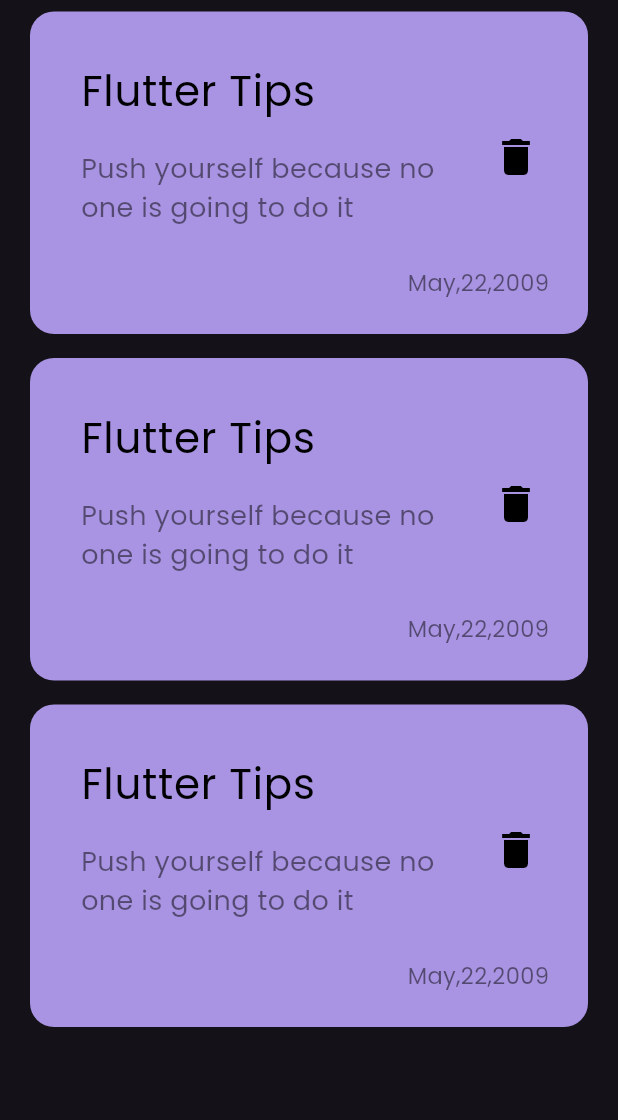
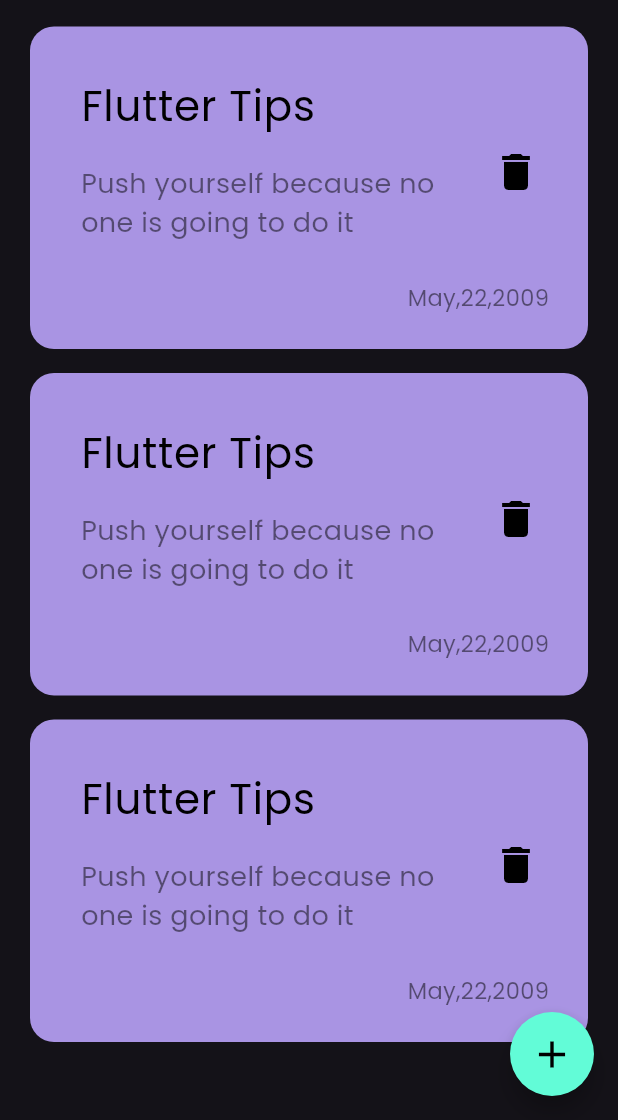
Before and after one commit to amera612/notes_app, a Flutter app: the screen it shows after launch, on a phone screen of 412 x 824 dp, the part 116-1236 px from its top. Run offline on Flutter 3.47's test engine with Material 3 defaults, Android fonts, the phone set to English and light mode, and no system bars.

Commit message:
add  floatingActionButton

```diff
--- /dev/null
+++ b/lib/constants.dart
@@ -0,0 +1,3 @@
+import 'package:flutter/material.dart';
+
+const kPrimaryColor = Color(0xff62FCD7);
--- a/lib/views/notes_view.dart
+++ b/lib/views/notes_view.dart
@@ -1,4 +1,6 @@
 import 'package:flutter/material.dart';
+import 'package:note_app/constants.dart';
+import 'package:note_app/widgets/add_note_bottom_sheet.dart';
 import 'package:note_app/widgets/notes_view_body.dart';
 
 class NotesView extends StatelessWidget {
@@ -6,8 +8,28 @@ class NotesView extends StatelessWidget {
 
   @override
   Widget build(BuildContext context) {
-    return const SafeArea(
-      child: Scaffold(body: NotesViewBody()),
+    return SafeArea(
+      child: Scaffold(
+          floatingActionButton: FloatingActionButton(
+            backgroundColor: kPrimaryColor,
+            shape: CircleBorder(),
+            onPressed: () {
+              showModalBottomSheet(
+                shape: RoundedRectangleBorder(
+                    borderRadius: BorderRadius.circular(16)),
+                context: context,
+                builder: (context) {
+                  return const AddNoteBottomSheet();
+                },
+              );
+            },
+            child: const Icon(
+              Icons.add,
+              color: Colors.black,
+              size: 30,
+            ),
+          ),
+          body: const NotesViewBody()),
     );
   }
 }
--- a/lib/widgets/notes_list_view.dart
+++ b/lib/widgets/notes_list_view.dart
@@ -6,14 +6,17 @@ class NotesListView extends StatelessWidget {
 
   @override
   Widget build(BuildContext context) {
-    return ListView.builder(
-      itemCount: 3,
+    return Padding(
+      padding: const EdgeInsets.only(bottom: 16.0, top: 10),
+      child: ListView.builder(
+        itemCount: 10,
         itemBuilder: (context, index) {
           return const Padding(
             padding: EdgeInsets.symmetric(vertical: 8.0),
             child: NoteItem(),
           );
         },
+      ),
     );
   }
 }
```
Also changed, not shown: lib/widgets/add_note_bottom_sheet.dart (added, +18 -0 lines), lib/widgets/custom_text_field.dart (added, +30 -0 lines). Lines whose indentation alone changed are shown as unchanged.
